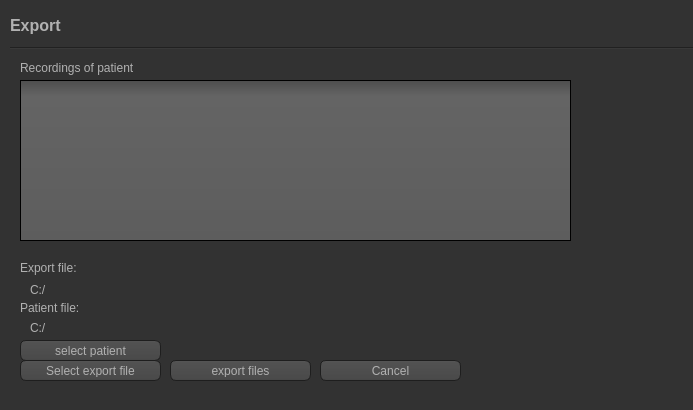
Old version of the form screens/exportdialog.ui in the repository PCSchool/demonstrator.
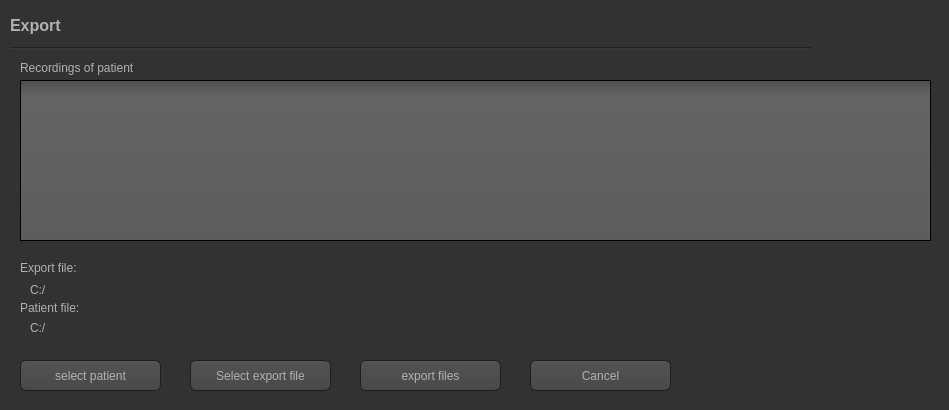
New version of the form. Icons and pictures are not drawn.

Patch:
```diff
--- a/screens/exportdialog.ui
+++ b/screens/exportdialog.ui
@@ -6,7 +6,7 @@
    <rect>
     <x>0</x>
     <y>0</y>
-    <width>693</width>
+    <width>949</width>
     <height>410</height>
    </rect>
   </property>
@@ -512,7 +512,7 @@
     <rect>
      <x>30</x>
      <y>320</y>
-     <width>411</width>
+     <width>901</width>
      <height>16</height>
     </rect>
    </property>
@@ -525,7 +525,7 @@
     <rect>
      <x>30</x>
      <y>280</y>
-     <width>671</width>
+     <width>901</width>
      <height>20</height>
     </rect>
    </property>
@@ -538,7 +538,7 @@
     <rect>
      <x>20</x>
      <y>80</y>
-     <width>551</width>
+     <width>911</width>
      <height>161</height>
     </rect>
    </property>
@@ -598,10 +598,10 @@
   <widget class="QPushButton" name="btnCancel">
    <property name="geometry">
     <rect>
-     <x>320</x>
+     <x>530</x>
      <y>360</y>
      <width>141</width>
-     <height>21</height>
+     <height>31</height>
     </rect>
    </property>
    <property name="minimumSize">
@@ -617,10 +617,10 @@
   <widget class="QPushButton" name="btnExport">
    <property name="geometry">
     <rect>
-     <x>170</x>
+     <x>360</x>
      <y>360</y>
      <width>141</width>
-     <height>21</height>
+     <height>31</height>
     </rect>
    </property>
    <property name="minimumSize">
@@ -636,10 +636,10 @@
   <widget class="QPushButton" name="btnSelectExportFiles">
    <property name="geometry">
     <rect>
-     <x>20</x>
+     <x>190</x>
      <y>360</y>
      <width>141</width>
-     <height>21</height>
+     <height>31</height>
     </rect>
    </property>
    <property name="minimumSize">
@@ -656,9 +656,9 @@
    <property name="geometry">
     <rect>
      <x>20</x>
-     <y>340</y>
+     <y>360</y>
      <width>141</width>
-     <height>21</height>
+     <height>31</height>
     </rect>
    </property>
    <property name="minimumSize">
```
